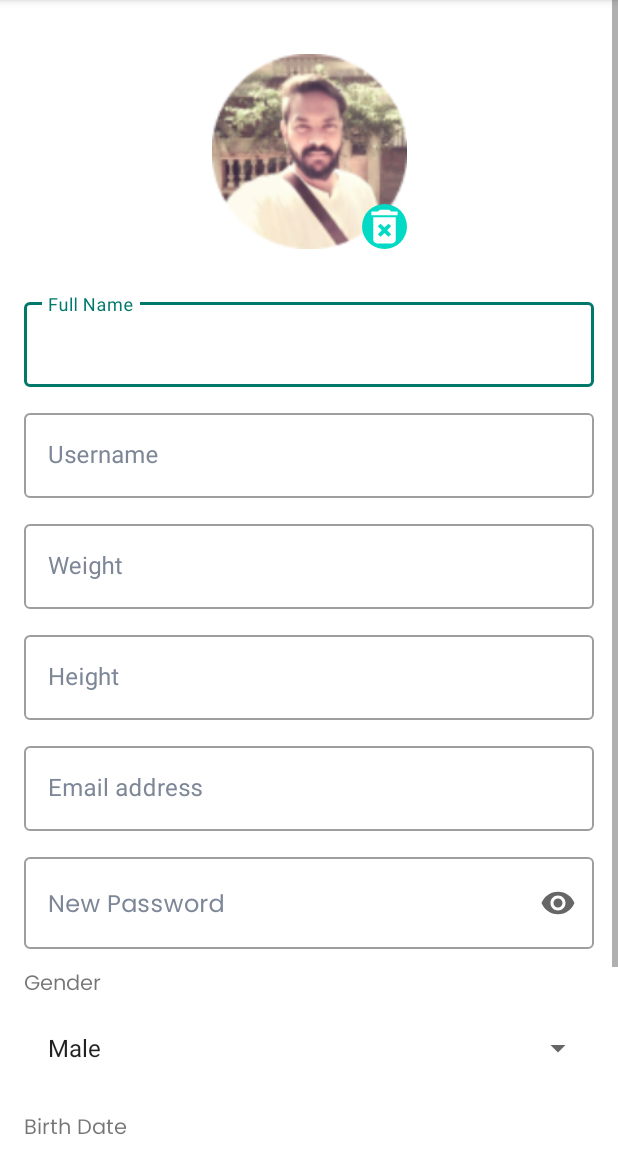
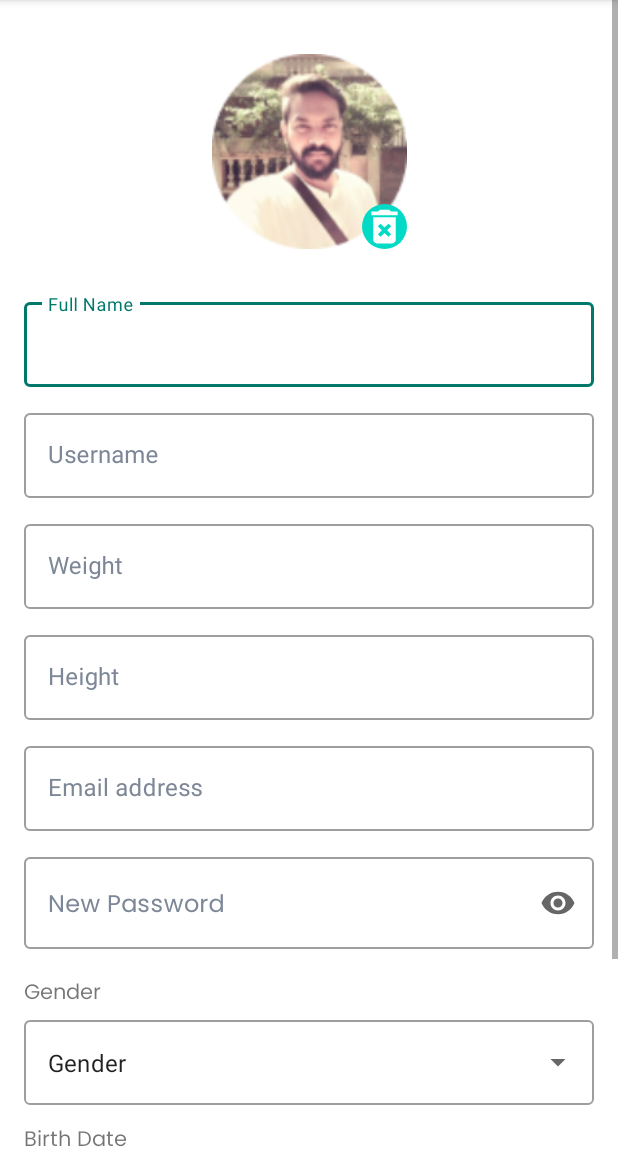
Before and after one commit to robertusbagaskara/nutrify-app, an Android app: the EditProfileActivity screen opened directly, with no data from a screen before it, on a phone screen of 412 x 824 dp, the part 84-1236 px from its top. Run offline under Robolectric (Android 15) with nearby library versions, the phone set to English and light mode, and no system bars.

Commit message:
[MD] edit laguage layouting

```diff
--- a/main_app/app/src/main/java/com/yusril/nutrify/ui/profile/edtprofile/EditProfileActivity.kt
+++ b/main_app/app/src/main/java/com/yusril/nutrify/ui/profile/edtprofile/EditProfileActivity.kt
@@ -24,7 +24,9 @@ class EditProfileActivity : AppCompatActivity(), View.OnClickListener, DatePicke
         binding.btnInputBirth.setOnClickListener(this)
 
         var genderList: Array<String> = resources.getStringArray(R.array.gender)
-        binding.inputGender.adapter = ArrayAdapter(this,android.R.layout.simple_list_item_1, genderList)
+        val adapter = ArrayAdapter(this,R.layout.drop_down_item, genderList)
+
+        binding.inputGender.setAdapter(adapter)
 
     }
 
--- a/main_app/app/src/main/res/layout/activity_edit_profile.xml
+++ b/main_app/app/src/main/res/layout/activity_edit_profile.xml
@@ -23,22 +23,12 @@
             app:layout_constraintStart_toStartOf="parent"
             app:layout_constraintTop_toBottomOf="@+id/btn_input_birth" />
 
-        <Spinner
-            android:id="@+id/input_gender"
-            android:layout_width="match_parent"
-            android:layout_height="60dp"
-            android:layout_marginStart="16dp"
-            android:layout_marginEnd="16dp"
-            app:layout_constraintEnd_toEndOf="parent"
-            app:layout_constraintStart_toStartOf="parent"
-            app:layout_constraintTop_toBottomOf="@id/textViewGender" />
-
         <TextView
             android:id="@+id/textViewGender"
             android:layout_width="wrap_content"
             android:layout_height="wrap_content"
             android:layout_marginStart="16dp"
-            android:layout_marginTop="12dp"
+            android:layout_marginTop="18dp"
             android:fontFamily="@font/poppins"
             android:text="Gender"
             android:textSize="14sp"
@@ -224,7 +214,28 @@
             android:text="@string/birth_date"
             android:textSize="14sp"
             app:layout_constraintStart_toStartOf="parent"
-            app:layout_constraintTop_toBottomOf="@+id/input_gender" />
+            app:layout_constraintTop_toBottomOf="@+id/box_input_gender" />
+
+        <com.google.android.material.textfield.TextInputLayout
+            android:id="@+id/box_input_gender"
+            style="@style/Widget.MaterialComponents.TextInputLayout.OutlinedBox.ExposedDropdownMenu"
+            android:layout_width="match_parent"
+            android:layout_height="wrap_content"
+            android:layout_marginStart="16dp"
+            android:layout_marginEnd="16dp"
+            app:boxBackgroundColor="@null"
+            app:layout_constraintEnd_toEndOf="parent"
+            app:layout_constraintStart_toStartOf="parent"
+            app:layout_constraintTop_toBottomOf="@+id/textViewGender">
+
+            <AutoCompleteTextView
+                android:id="@+id/input_gender"
+                android:layout_width="match_parent"
+                android:layout_height="match_parent"
+                android:layout_weight="1"
+                android:inputType="none"
+                android:text="Gender" />
+        </com.google.android.material.textfield.TextInputLayout>
 
     </androidx.constraintlayout.widget.ConstraintLayout>
 </ScrollView>
--- a/main_app/app/src/main/res/values/strings.xml
+++ b/main_app/app/src/main/res/values/strings.xml
@@ -47,4 +47,9 @@
         <item>Male</item>
         <item>Female</item>
     </string-array>
+
+    <string-array name="languages">
+        <item>English</item>
+        <item>Bahasa Indonesia</item>
+    </string-array>
 </resources>
```
Also changed, not shown: main_app/app/src/main/AndroidManifest.xml (+5 -4 lines), main_app/app/src/main/java/com/yusril/nutrify/ui/profile/edtlanguage/EditLanguageActivity.kt (added, +22 -0 lines), main_app/app/src/main/res/layout/activity_edit_language.xml (added, +52 -0 lines), main_app/app/src/main/res/layout/drop_down_item.xml (added, +8 -0 lines).
